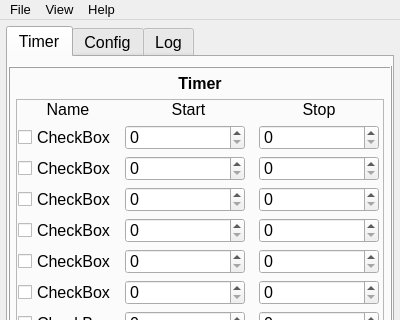
First picture: the form in PyTimerUI.ui, repository salinsalins/PyIonSourceUI, before the edit; both pictures show x 0 to 400 and y 0 to 320 of the 400 by 642 pixel window.
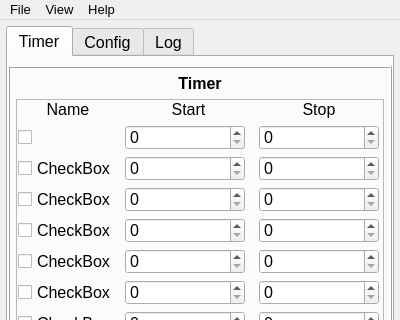
Second picture: the form after the edit. Custom widgets are drawn as their Qt base class.

Patch:
```diff
--- a/PyTimerUI.ui
+++ b/PyTimerUI.ui
@@ -300,31 +300,6 @@
                 </property>
                </spacer>
               </item>
-              <item row="1" column="0">
-               <widget class="QCheckBox" name="checkBox_1">
-                <property name="sizePolicy">
-                 <sizepolicy hsizetype="Fixed" vsizetype="Fixed">
-                  <horstretch>0</horstretch>
-                  <verstretch>0</verstretch>
-                 </sizepolicy>
-                </property>
-                <property name="minimumSize">
-                 <size>
-                  <width>100</width>
-                  <height>25</height>
-                 </size>
-                </property>
-                <property name="maximumSize">
-                 <size>
-                  <width>100</width>
-                  <height>25</height>
-                 </size>
-                </property>
-                <property name="text">
-                 <string>CheckBox</string>
-                </property>
-               </widget>
-              </item>
               <item row="3" column="0">
                <widget class="QCheckBox" name="checkBox_5">
                 <property name="sizePolicy">
@@ -997,6 +972,13 @@
                 </property>
                </widget>
               </item>
+              <item row="1" column="0">
+               <widget class="TaurusValueCheckBox" name="taurusValueCheckBox">
+                <property name="model">
+                 <string>ET7000_server/test/1/di00</string>
+                </property>
+               </widget>
+              </item>
              </layout>
             </widget>
            </item>
@@ -1267,6 +1249,13 @@
    </property>
   </action>
  </widget>
+ <customwidgets>
+  <customwidget>
+   <class>TaurusValueCheckBox</class>
+   <extends>QCheckBox</extends>
+   <header>taurus.qt.qtgui.input</header>
+  </customwidget>
+ </customwidgets>
  <resources/>
  <connections/>
 </ui>
```
Left out of the diff: 6 changed lines with no effect on the pictures.
